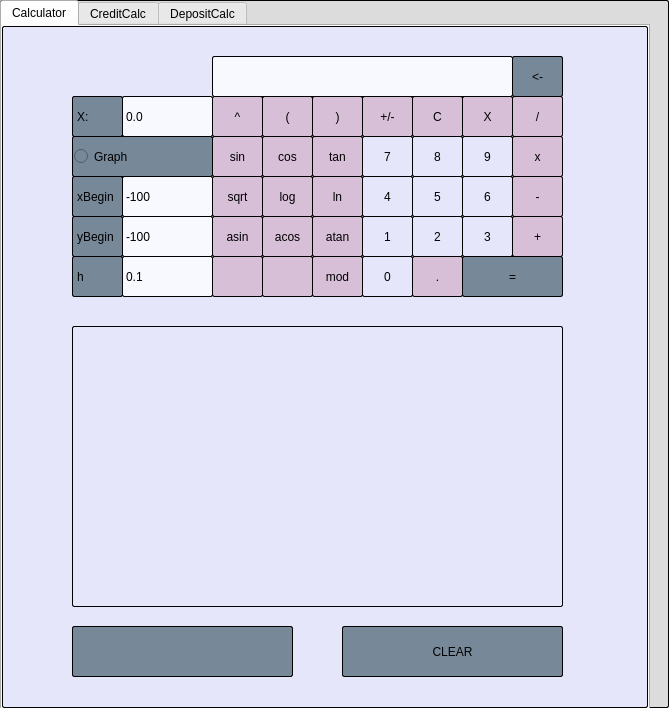
Old version of the form ui/mainwindow.ui in the repository ohiamdaria/smartcalc.
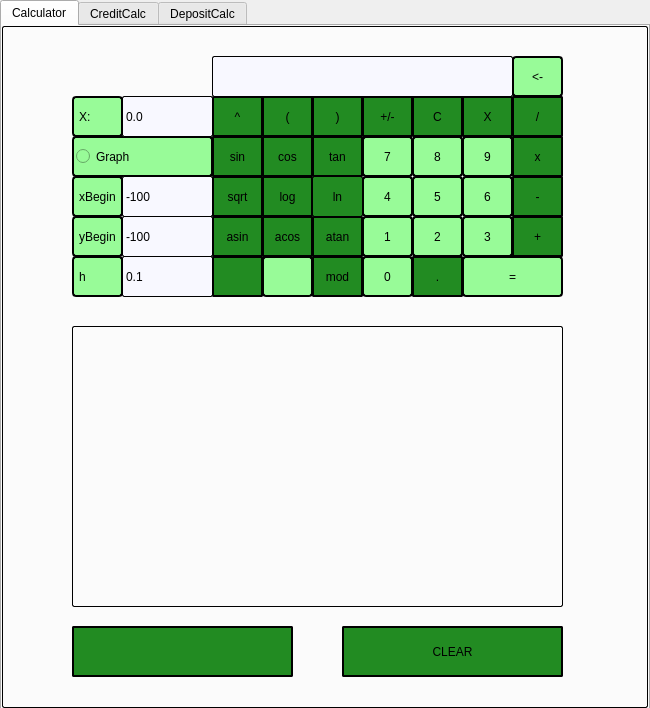
New version of the form. The open tabs and pages were chosen to show the change. Custom widgets are drawn as their Qt base class.

Diff of the .ui file:
```diff
--- a/ui/mainwindow.ui
+++ b/ui/mainwindow.ui
@@ -6,19 +6,19 @@
    <rect>
     <x>0</x>
     <y>0</y>
-    <width>669</width>
+    <width>650</width>
     <height>708</height>
    </rect>
   </property>
   <property name="minimumSize">
    <size>
-    <width>669</width>
+    <width>650</width>
     <height>708</height>
    </size>
   </property>
   <property name="maximumSize">
    <size>
-    <width>669</width>
+    <width>650</width>
     <height>708</height>
    </size>
   </property>
@@ -26,13 +26,7 @@
    <string>MainWindow</string>
   </property>
   <property name="styleSheet">
-   <string notr="true">QMainWindow {
-	color: #000000;
-	background-color: #DCDCDC;
-	border: 1px solid black;
-    border-radius: 2px;
-    padding: 1px;
-}</string>
+   <string notr="true"/>
   </property>
   <widget class="QWidget" name="centralwidget">
    <widget class="QTabWidget" name="tabWidget">
@@ -57,10 +51,7 @@
      </size>
     </property>
     <property name="styleSheet">
-     <string notr="true">QTabWidget {
-	color: #E6E6FA;
-	text: #999999;
-}
+     <string notr="true">
 
 QLabel {
 	color: black;
@@ -72,7 +63,6 @@
     <widget class="QWidget" name="Calculator">
      <property name="styleSheet">
       <string notr="true">QWidget {
-	background-color: #E6E6FA;
 	border: 1px solid black;
     border-radius: 2px;
     padding: 1px;
@@ -93,10 +83,10 @@
       <property name="styleSheet">
        <string notr="true">QLabel {
 	color: #000000;
-	background-color: #778899;
-	border: 1px solid black;
-    border-radius: 2px;
-    padding: 1px;
+	background-color: #98FB98;
+	border: 1.5px solid black;
+    border-radius: 4px;
+    padding: 2px;
 }</string>
       </property>
       <property name="text">
@@ -115,8 +105,8 @@
       <property name="styleSheet">
        <string notr="true">QPushButton {
 	color: #000000;
-	background-color: #D8BFD8;
-	border: 1px solid black;
+	background-color: #228B22;
+	border: 1.5px solid black;
     border-radius: 2px;
     padding: 1px;
 }</string>
@@ -140,10 +130,10 @@
       <property name="styleSheet">
        <string notr="true">QRadioButton {
 	color: #000000;
-	background-color: #778899;
-	border: 1px solid black;
-    border-radius: 2px;
-    padding: 1px;
+	background-color: #98FB98;
+	border: 1.5px solid black;
+    border-radius: 4px;
+    padding: 2px;
 }</string>
       </property>
       <property name="text">
@@ -162,8 +152,8 @@
       <property name="styleSheet">
        <string notr="true">QPushButton {
 	color: #000000;
-	background-color: #D8BFD8;
-	border: 1px solid black;
+	background-color: #228B22;
+	border: 1.5px solid black;
     border-radius: 2px;
     padding: 1px;
 }</string>
@@ -187,8 +177,8 @@
       <property name="styleSheet">
        <string notr="true">QPushButton {
 	color: #000000;
-	background-color: #D8BFD8;
-	border: 1px solid black;
+	background-color: #228B22;
+	border: 1.5px solid black;
     border-radius: 2px;
     padding: 1px;
 }</string>
@@ -212,8 +202,8 @@
       <property name="styleSheet">
        <string notr="true">QPushButton {
 	color: #000000;
-	background-color: #D8BFD8;
-	border: 1px solid black;
+	background-color: #228B22;
+	border: 1.5px solid black;
     border-radius: 2px;
     padding: 1px;
 }</string>
@@ -237,8 +227,8 @@
       <property name="styleSheet">
        <string notr="true">QPushButton {
 	color: #000000;
-	background-color: #D8BFD8;
-	border: 1px solid black;
+	background-color: #228B22;
+	border: 1.5px solid black;
     border-radius: 2px;
     padding: 1px;
 }</string>
@@ -284,10 +274,10 @@
       <property name="styleSheet">
        <string notr="true">QLabel {
 	color: #000000;
-	background-color: #778899;
-	border: 1px solid black;
-    border-radius: 2px;
-    padding: 1px;
+	background-color: #98FB98;
+	border: 1.5px solid black;
+    border-radius: 4px;
+    padding: 2px;
 }</string>
       </property>
       <property name="text">
@@ -306,10 +296,10 @@
       <property name="styleSheet">
        <string notr="true">QPushButton {
 	color: #000000;
-	background-color: #778899;
-	border: 1px solid black;
-    border-radius: 2px;
-    padding: 1px;
+	background-color: #98FB98;
+	border: 1.5px solid black;
+    border-radius: 4px;
+    padding: 2px;
 }</string>
       </property>
       <property name="text">
@@ -331,8 +321,8 @@
       <property name="styleSheet">
        <string notr="true">QPushButton {
 	color: #000000;
-	background-color: #D8BFD8;
-	border: 1px solid black;
+	background-color: #228B22;
+	border: 1.5px solid black;
     border-radius: 2px;
     padding: 1px;
 }</string>
@@ -356,10 +346,10 @@
       <property name="styleSheet">
        <string notr="true">QPushButton {
 	color: #000000;
-	background-color: #E6E6FA;
-	border: 1px solid black;
-    border-radius: 2px;
-    padding: 1px;
+	background-color: #98FB98;
+	border: 1.5px solid black;
+    border-radius: 4px;
+    padding: 2px;
 }</string>
       </property>
       <property name="text">
@@ -381,8 +371,8 @@
       <property name="styleSheet">
        <string notr="true">QPushButton {
 	color: #000000;
-	background-color: #D8BFD8;
-	border: 1px solid black;
+	background-color: #228B22;
+	border: 1.5px solid black;
     border-radius: 2px;
     padding: 1px;
 }</string>
@@ -406,8 +396,8 @@
       <property name="styleSheet">
        <string notr="true">QPushButton {
 	color: #000000;
-	background-color: #D8BFD8;
-	border: 1px solid black;
+	background-color: #228B22;
+	border: 1.5px solid black;
     border-radius: 2px;
     padding: 1px;
 }</string>
@@ -431,8 +421,8 @@
       <property name="styleSheet">
        <string notr="true">QPushButton {
 	color: #000000;
-	background-color: #D8BFD8;
-	border: 1px solid black;
+	background-color: #228B22;
+	border: 1.5px solid black;
     border-radius: 2px;
     padding: 1px;
 }</string>
@@ -456,10 +446,10 @@
       <property name="styleSheet">
        <string notr="true">QPushButton {
 	color: #000000;
-	background-color: #E6E6FA;
-	border: 1px solid black;
-    border-radius: 2px;
-    padding: 1px;
+	background-color: #98FB98;
+	border: 1.5px solid black;
+    border-radius: 4px;
+    padding: 2px;
 }</string>
       </property>
       <property name="text">
@@ -503,8 +493,8 @@
       <property name="styleSheet">
        <string notr="true">QPushButton {
 	color: #000000;
-	background-color: #D8BFD8;
-	border: 1px solid black;
+	background-color: #228B22;
+	border: 1.5px solid black;
     border-radius: 2px;
     padding: 1px;
 }</string>
@@ -528,8 +518,8 @@
       <property name="styleSheet">
        <string notr="true">QPushButton {
 	color: #000000;
-	background-color: #D8BFD8;
-	border: 1px solid black;
+	background-color: #228B22;
+	border: 1.5px solid black;
     border-radius: 2px;
     padding: 1px;
 }</string>
@@ -553,8 +543,8 @@
       <property name="styleSheet">
        <string notr="true">QPushButton {
 	color: #000000;
-	background-color: #D8BFD8;
-	border: 1px solid black;
+	background-color: #228B22;
+	border: 1.5px solid black;
     border-radius: 2px;
     padding: 1px;
 }</string>
@@ -578,8 +568,8 @@
       <property name="styleSheet">
        <string notr="true">QPushButton {
 	color: #000000;
-	background-color: #D8BFD8;
-	border: 1px solid black;
+	background-color: #228B22;
+	border: 1.5px solid black;
     border-radius: 2px;
     padding: 1px;
 }</string>
@@ -603,8 +593,8 @@
       <property name="styleSheet">
        <string notr="true">QPushButton {
 	color: #000000;
-	background-color: #D8BFD8;
-	border: 1px solid black;
+	background-color: #228B22;
+	border: 1.5px solid black;
     border-radius: 2px;
     padding: 1px;
 }</string>
@@ -628,8 +618,8 @@
       <property name="styleSheet">
        <string notr="true">QPushButton {
 	color: #000000;
-	background-color: #D8BFD8;
-	border: 1px solid black;
+	background-color: #228B22;
+	border: 1.5px solid black;
     border-radius: 2px;
     padding: 1px;
 }</string>
@@ -697,10 +687,10 @@
       <property name="styleSheet">
        <string notr="true">QLabel {
 	color: #000000;
-	background-color: #778899;
-	border: 1px solid black;
-    border-radius: 2px;
-    padding: 1px;
+	background-color: #98FB98;
+	border: 1.5px solid black;
+    border-radius: 4px;
+    padding: 2px;
 }</string>
       </property>
       <property name="text">
@@ -719,8 +709,8 @@
       <property name="styleSheet">
        <string notr="true">QPushButton {
 	color: #000000;
-	background-color: #D8BFD8;
-	border: 1px solid black;
+	background-color: #228B22;
+	border: 1.5px solid black;
     border-radius: 2px;
     padding: 1px;
 }</string>
@@ -744,10 +734,10 @@
       <property name="styleSheet">
        <string notr="true">QLabel {
 	color: #000000;
-	background-color: #778899;
-	border: 1px solid black;
-    border-radius: 2px;
-    padding: 1px;
+	background-color: #98FB98;
+	border: 1.5px solid black;
+    border-radius: 4px;
+    padding: 2px;
 }</string>
       </property>
       <property name="text">
@@ -766,10 +756,10 @@
       <property name="styleSheet">
        <string notr="true">QPushButton {
 	color: #000000;
-	background-color: #E6E6FA;
-	border: 1px solid black;
-    border-radius: 2px;
-    padding: 1px;
+	background-color: #98FB98;
+	border: 1.5px solid black;
+    border-radius: 4px;
+    padding: 2px;
 }</string>
       </property>
       <property name="text">
@@ -791,10 +781,10 @@
       <property name="styleSheet">
        <string notr="true">QPushButton {
 	color: #000000;
-	background-color: #D8BFD8;
-	border: 1px solid black;
-    border-radius: 2px;
-    padding: 1px;
+	background-color: #98FB98;
+	border: 1.5px solid black;
+    border-radius: 4px;
+    padding: 2px;
 }</string>
       </property>
       <property name="text">
@@ -828,9 +818,9 @@
          <colorrole role="Button">
           <brush brushstyle="SolidPattern">
            <color alpha="255">
-            <red>230</red>
-            <green>230</green>
-            <blue>250</blue>
+            <red>152</red>
+            <green>251</green>
+            <blue>152</blue>
            </color>
           </brush>
          </colorrole>
@@ -855,18 +845,18 @@
          <colorrole role="Base">
           <brush brushstyle="SolidPattern">
            <color alpha="255">
-            <red>230</red>
-            <green>230</green>
-            <blue>250</blue>
+            <red>152</red>
+            <green>251</green>
+            <blue>152</blue>
            </color>
           </brush>
          </colorrole>
          <colorrole role="Window">
           <brush brushstyle="SolidPattern">
            <color alpha="255">
-            <red>230</red>
-            <green>230</green>
-            <blue>250</blue>
+            <red>152</red>
+            <green>251</green>
+            <blue>152</blue>
            </color>
           </brush>
          </colorrole>
@@ -893,9 +883,9 @@
          <colorrole role="Button">
           <brush brushstyle="SolidPattern">
            <color alpha="255">
-            <red>230</red>
-            <green>230</green>
-            <blue>250</blue>
+            <red>152</red>
+            <green>251</green>
+            <blue>152</blue>
            </color>
           </brush>
          </colorrole>
@@ -920,18 +910,18 @@
          <colorrole role="Base">
           <brush brushstyle="SolidPattern">
            <color alpha="255">
-            <red>230</red>
-            <green>230</green>
-            <blue>250</blue>
+            <red>152</red>
+            <green>251</green>
+            <blue>152</blue>
            </color>
           </brush>
          </colorrole>
          <colorrole role="Window">
           <brush brushstyle="SolidPattern">
            <color alpha="255">
-            <red>230</red>
-            <green>230</green>
-            <blue>250</blue>
+            <red>152</red>
+            <green>251</green>
+            <blue>152</blue>
            </color>
           </brush>
          </colorrole>
@@ -958,9 +948,9 @@
          <colorrole role="Button">
           <brush brushstyle="SolidPattern">
            <color alpha="255">
-            <red>230</red>
-            <green>230</green>
-            <blue>250</blue>
+            <red>152</red>
+            <green>251</green>
+            <blue>152</blue>
            </color>
           </brush>
          </colorrole>
@@ -985,18 +975,18 @@
          <colorrole role="Base">
           <brush brushstyle="SolidPattern">
            <color alpha="255">
-            <red>230</red>
-            <green>230</green>
-            <blue>250</blue>
+            <red>152</red>
+            <green>251</green>
+            <blue>152</blue>
            </color>
           </brush>
          </colorrole>
          <colorrole role="Window">
           <brush brushstyle="SolidPattern">
            <color alpha="255">
-            <red>230</red>
-            <green>230</green>
-            <blue>250</blue>
+            <red>152</red>
+            <green>251</green>
+            <blue>152</blue>
            </color>
           </brush>
          </colorrole>
@@ -1021,10 +1011,10 @@
       <property name="styleSheet">
        <string notr="true">QPushButton {
 	color: #000000;
-	background-color: #E6E6FA;
-	border: 1px solid black;
-    border-radius: 2px;
-    padding: 1px;
+	background-color: #98FB98;
+	border: 1.5px solid black;
+    border-radius: 4px;
+    padding: 2px;
 }</string>
       </property>
       <property name="text">
@@ -1046,8 +1036,8 @@
       <property name="styleSheet">
        <string notr="true">QPushButton {
 	color: #000000;
-	background-color: #D8BFD8;
-	border: 1px solid black;
+	background-color: #228B22;
+	border: 1.5px solid black;
     border-radius: 2px;
     padding: 1px;
 }</string>
@@ -1077,8 +1067,8 @@
       <property name="styleSheet">
        <string notr="true">QPushButton {
 	color: #000000;
-	background-color: #D8BFD8;
-	border: 1px solid black;
+	background-color: #228B22;
+	border: 1.5px solid black;
     border-radius: 2px;
     padding: 1px;
 }</string>
@@ -1102,8 +1092,8 @@
       <property name="styleSheet">
        <string notr="true">QPushButton {
 	color: #000000;
-	background-color: #D8BFD8;
-	border: 1px solid black;
+	background-color: #228B22;
+	border: 1.5px solid black;
     border-radius: 2px;
     padding: 1px;
 }</string>
@@ -1127,10 +1117,10 @@
       <property name="styleSheet">
        <string notr="true">QPushButton {
 	color: #000000;
-	background-color: #E6E6FA;
-	border: 1px solid black;
-    border-radius: 2px;
-    padding: 1px;
+	background-color: #98FB98;
+	border: 1.5px solid black;
+    border-radius: 4px;
+    padding: 2px;
 }</string>
       </property>
       <property name="text">
@@ -1152,8 +1142,8 @@
       <property name="styleSheet">
        <string notr="true">QPushButton {
 	color: #000000;
-	background-color: #D8BFD8;
-	border: 1px solid black;
+	background-color: #228B22;
+	border: 1.5px solid black;
     border-radius: 2px;
     padding: 1px;
 }</string>
@@ -1177,10 +1167,10 @@
       <property name="styleSheet">
        <string notr="true">QPushButton {
 	color: #000000;
-	background-color: #E6E6FA;
-	border: 1px solid black;
-    border-radius: 2px;
-    padding: 1px;
+	background-color: #98FB98;
+	border: 1.5px solid black;
+    border-radius: 4px;
+    padding: 2px;
 }</string>
       </property>
       <property name="text">
@@ -1202,10 +1192,10 @@
       <property name="styleSheet">
        <string notr="true">QPushButton {
 	color: #000000;
-	background-color: #E6E6FA;
-	border: 1px solid black;
-    border-radius: 2px;
-    padding: 1px;
+	background-color: #98FB98;
+	border: 1.5px solid black;
+    border-radius: 4px;
+    padding: 2px;
 }</string>
       </property>
       <property name="text">
@@ -1246,7 +1236,7 @@
       <property name="styleSheet">
        <string notr="true">QPushButton {
 	color: #000000;
-	background-color: #D8BFD8;
+	background-color: #228B22;
 	border: 1px solid black;
     border-radius: 2px;
     padding: 1px;
@@ -1271,10 +1261,10 @@
       <property name="styleSheet">
        <string notr="true">QPushButton {
 	color: #000000;
-	background-color: #778899;
-	border: 1px solid black;
-    border-radius: 2px;
-    padding: 1px;
+	background-color: #98FB98;
+	border: 1.5px solid black;
+    border-radius: 4px;
+    padding: 2px;
 }</string>
       </property>
       <property name="text">
@@ -1296,8 +1286,8 @@
       <property name="styleSheet">
        <string notr="true">QPushButton {
 	color: #000000;
-	background-color: #D8BFD8;
-	border: 1px solid black;
+	background-color: #228B22;
+	border: 1.5px solid black;
     border-radius: 2px;
     padding: 1px;
 }</string>
@@ -1321,10 +1311,10 @@
       <property name="styleSheet">
        <string notr="true">QPushButton {
 	color: #000000;
-	background-color: #E6E6FA;
-	border: 1px solid black;
-    border-radius: 2px;
-    padding: 1px;
+	background-color: #98FB98;
+	border: 1.5px solid black;
+    border-radius: 4px;
+    padding: 2px;
 }</string>
       </property>
       <property name="text">
@@ -1346,10 +1336,10 @@
       <property name="styleSheet">
        <string notr="true">QPushButton {
 	color: #000000;
-	background-color: #E6E6FA;
-	border: 1px solid black;
-    border-radius: 2px;
-    padding: 1px;
+	background-color: #98FB98;
+	border: 1.5px solid black;
+    border-radius: 4px;
+    padding: 2px;
 }</string>
       </property>
       <property name="text">
@@ -1371,10 +1361,10 @@
       <property name="styleSheet">
        <string notr="true">QPushButton {
 	color: #000000;
-	background-color: #E6E6FA;
-	border: 1px solid black;
-    border-radius: 2px;
-    padding: 1px;
+	background-color: #98FB98;
+	border: 1.5px solid black;
+    border-radius: 4px;
+    padding: 2px;
 }</string>
       </property>
       <property name="text">
@@ -1413,8 +1403,8 @@
       <property name="styleSheet">
        <string notr="true">QPushButton {
 	color: #000000;
-	background-color: #778899;
-	border: 1px solid black;
+	background-color: #228B22;
+	border: 1.5px solid black;
     border-radius: 2px;
     padding: 1px;
 }</string>
@@ -1435,8 +1425,8 @@
       <property name="styleSheet">
        <string notr="true">QPushButton {
 	color: #000000;
-	background-color: #778899;
-	border: 1px solid black;
+	background-color: #228B22;
+	border: 1.5px solid black;
     border-radius: 2px;
     padding: 1px;
 }</string>
```
Left out of the diff: 57 changed lines with no effect on the pictures.
